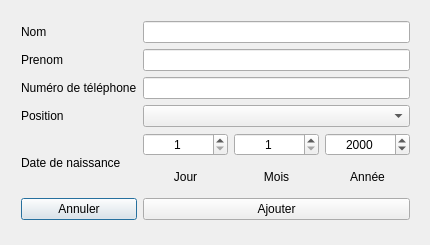
This is PersonneGUI/ajouterjoueur.ui in philippetrepanier/GIF-1003_TP4 as Qt 5 draws it before an edit. The edited form follows.
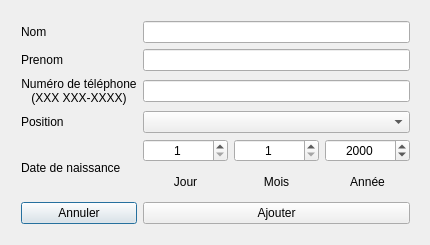
This is the edited form.

What changed in the file:
```diff
--- a/PersonneGUI/ajouterjoueur.ui
+++ b/PersonneGUI/ajouterjoueur.ui
@@ -31,7 +31,7 @@
      <x>10</x>
      <y>10</y>
      <width>411</width>
-     <height>221</height>
+     <height>225</height>
     </rect>
    </property>
    <layout class="QGridLayout" name="gridLayout">
@@ -59,7 +59,11 @@
     <item row="2" column="0">
      <widget class="QLabel" name="label_tel">
       <property name="text">
-       <string>Numéro de téléphone</string>
+       <string>Numéro de téléphone
+(XXX XXX-XXXX)</string>
+      </property>
+      <property name="alignment">
+       <set>Qt::AlignCenter</set>
       </property>
      </widget>
     </item>
```
